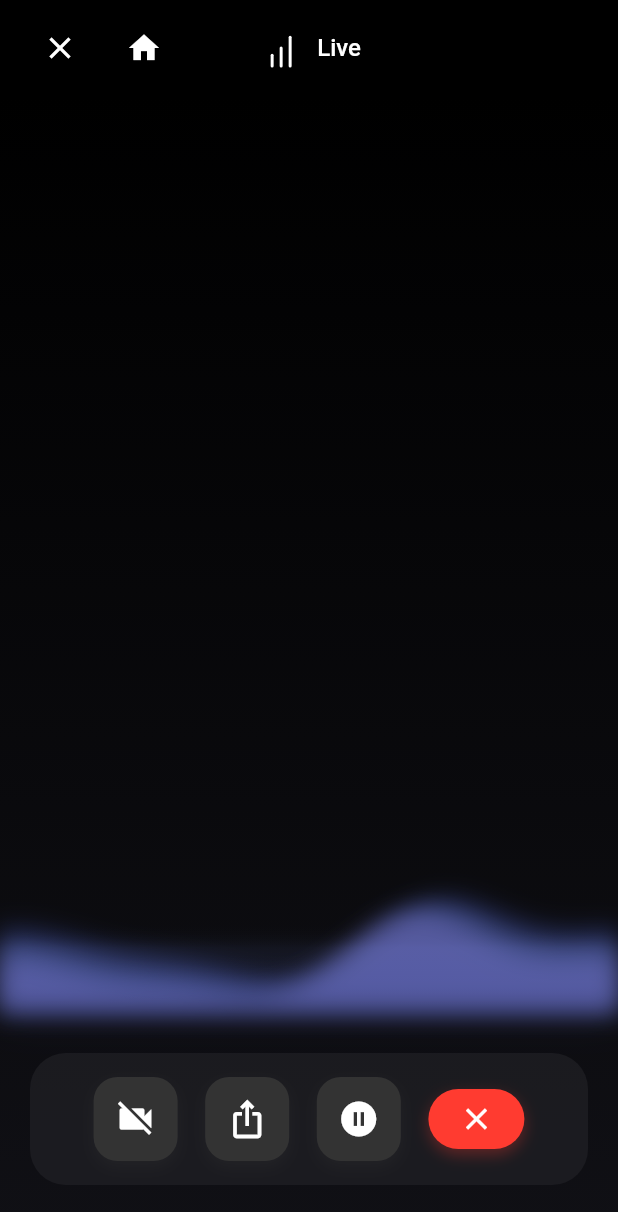
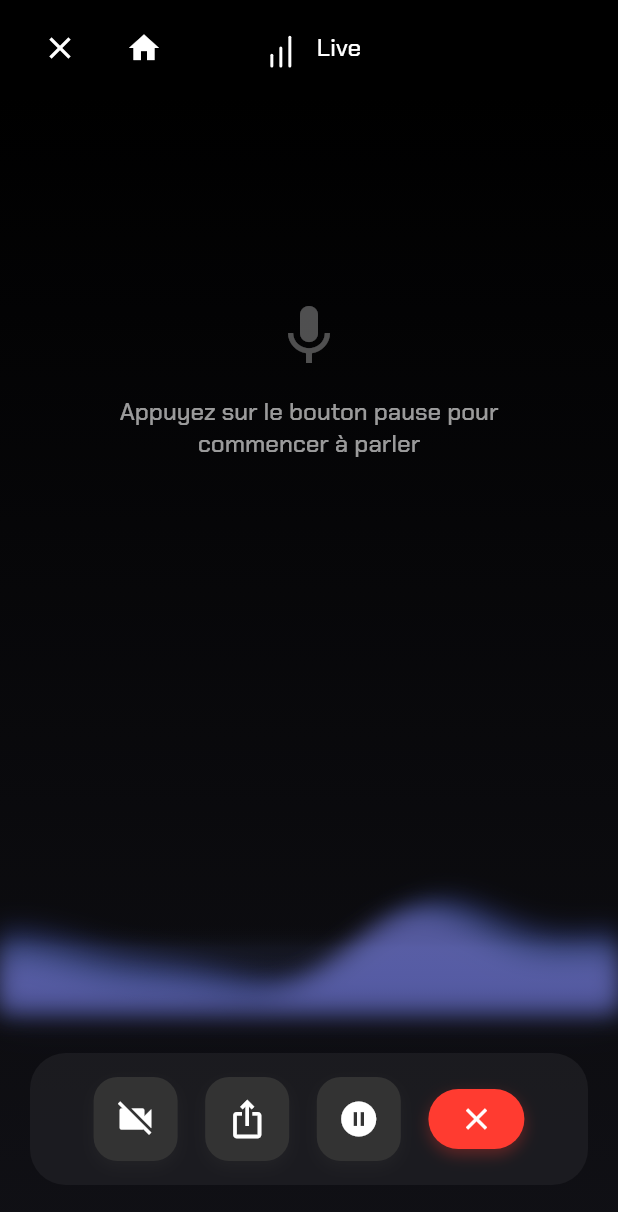
Before and after one commit to dgirard/voice_assistant, a Flutter app: the screen it shows after launch, on a phone screen of 412 x 824 dp. Shown: the top 1212 px of the screen. Run offline on Flutter 3.47's test engine with Material 2 defaults, Android fonts, the phone set to English and light mode, and no system bars; our stand-ins replace flutter_tts, permission_handler, speech_to_text.

Commit message:
✨ Ajout affichage texte temps réel avec police Chakra Petch
🎨 Nouvelles fonctionnalités:
- Widget SpeechTextDisplay pour affichage du texte en temps réel
- Police Chakra Petch intégrée (Regular, Medium, SemiBold, Bold)
- Zone de dialogue avec bulles de conversation stylisées
- Indicateur de 'réflexion' animé avec points qui pulsent
- Instructions d'utilisation quand l'app est en mode repos

🔧 Corrections techniques:
- Locale français corrigé: 'fr-FR' au lieu de 'fr_FR'
- Layout overflow résolu avec SingleChildScrollView
- Positionnement optimisé de la zone de texte
- Style cohérent avec la police Chakra Petch partout

🎯 Améliorations UX:
- Texte utilisateur affiché en temps réel pendant la reconnaissance
- Réponses assistant avec dégradé bleu et icône Android
- Animation fluide des points pendant la réflexion de l'IA
- Interface responsive qui s'adapte au contenu

🚀 Testé sur Pixel 7a avec reconnaissance vocale française

🤖 Generated with [Claude Code](https://claude.ai/code)

Co-Authored-By: Claude <noreply@anthropic.com>

```diff
--- a/lib/screens/voice_screen.dart
+++ b/lib/screens/voice_screen.dart
@@ -4,6 +4,7 @@ import '../providers/voice_assistant_provider.dart';
 import '../widgets/custom_app_bar.dart';
 import '../widgets/wave_animation.dart';
 import '../widgets/control_bar.dart';
+import '../widgets/speech_text_display.dart';
 
 class VoiceScreen extends StatefulWidget {
   const VoiceScreen({Key? key}) : super(key: key);
@@ -52,6 +53,15 @@ class _VoiceScreenState extends State<VoiceScreen> {
                     ],
                   ),
                 ),
+              ),
+
+              // Zone de texte centrale
+              Positioned(
+                top: 100,
+                left: 0,
+                right: 0,
+                bottom: 300,
+                child: const SpeechTextDisplay(),
               ),
 
               // Animation des vagues
--- a/lib/services/speech_service.dart
+++ b/lib/services/speech_service.dart
@@ -44,10 +44,10 @@ class SpeechService {
         _lastWords = result.recognizedWords;
         onResult(_lastWords);
       },
-      listenFor: Duration(seconds: 30),
-      pauseFor: Duration(seconds: 3),
+      listenFor: const Duration(seconds: 30),
+      pauseFor: const Duration(seconds: 3),
       partialResults: true,
-      localeId: "fr_FR",
+      localeId: "fr-FR",
       listenMode: ListenMode.confirmation,
     );
   }
--- a/lib/widgets/custom_app_bar.dart
+++ b/lib/widgets/custom_app_bar.dart
@@ -52,7 +52,7 @@ class CustomAppBar extends StatelessWidget implements PreferredSizeWidget {
                       color: Colors.white,
                       fontSize: 16,
                       fontWeight: FontWeight.w500,
-                      fontFamily: 'sans-serif',
+                      fontFamily: 'Chakra Petch',
                     ),
                   ),
                 ],
--- /dev/null
+++ b/lib/widgets/speech_text_display.dart
@@ -0,0 +1,230 @@
+import 'package:flutter/material.dart';
+import 'package:provider/provider.dart';
+import '../providers/voice_assistant_provider.dart';
+
+class SpeechTextDisplay extends StatelessWidget {
+  const SpeechTextDisplay({Key? key}) : super(key: key);
+
+  @override
+  Widget build(BuildContext context) {
+    return Consumer<VoiceAssistantProvider>(
+      builder: (context, provider, child) {
+        return Container(
+          padding: const EdgeInsets.symmetric(horizontal: 24, vertical: 16),
+          child: SingleChildScrollView(
+            child: Column(
+              mainAxisAlignment: MainAxisAlignment.center,
+              children: [
+              // Texte en cours de reconnaissance
+              if (provider.currentText.isNotEmpty)
+                Container(
+                  padding: const EdgeInsets.all(20),
+                  margin: const EdgeInsets.only(bottom: 16),
+                  decoration: BoxDecoration(
+                    color: Colors.white.withOpacity(0.1),
+                    borderRadius: BorderRadius.circular(16),
+                    border: Border.all(
+                      color: Colors.white.withOpacity(0.2),
+                      width: 1,
+                    ),
+                  ),
+                  child: Column(
+                    children: [
+                      Text(
+                        'Vous dites :',
+                        style: TextStyle(
+                          fontFamily: 'Chakra Petch',
+                          fontSize: 14,
+                          color: Colors.white.withOpacity(0.7),
+                          fontWeight: FontWeight.w500,
+                        ),
+                      ),
+                      const SizedBox(height: 8),
+                      Text(
+                        provider.currentText,
+                        style: const TextStyle(
+                          fontFamily: 'Chakra Petch',
+                          fontSize: 18,
+                          color: Colors.white,
+                          fontWeight: FontWeight.w600,
+                          height: 1.4,
+                        ),
+                        textAlign: TextAlign.center,
+                      ),
+                    ],
+                  ),
+                ),
+
+              // Dernière réponse de l'assistant
+              if (provider.lastResponse.isNotEmpty && provider.state != AssistantState.listening)
+                Container(
+                  padding: const EdgeInsets.all(20),
+                  decoration: BoxDecoration(
+                    gradient: LinearGradient(
+                      begin: Alignment.topLeft,
+                      end: Alignment.bottomRight,
+                      colors: [
+                        const Color(0xFF3A4A9F).withOpacity(0.3),
+                        const Color(0xFF6B7FD7).withOpacity(0.2),
+                      ],
+                    ),
+                    borderRadius: BorderRadius.circular(16),
+                    border: Border.all(
+                      color: const Color(0xFF6B7FD7).withOpacity(0.4),
+                      width: 1,
+                    ),
+                  ),
+                  child: Column(
+                    children: [
+                      Row(
+                        mainAxisAlignment: MainAxisAlignment.center,
+                        children: [
+                          Icon(
+                            Icons.android,
+                            color: Colors.white.withOpacity(0.7),
+                            size: 16,
+                          ),
+                          const SizedBox(width: 8),
+                          Text(
+                            'Assistant :',
+                            style: TextStyle(
+                              fontFamily: 'Chakra Petch',
+                              fontSize: 14,
+                              color: Colors.white.withOpacity(0.7),
+                              fontWeight: FontWeight.w500,
+                            ),
+                          ),
+                        ],
+                      ),
+                      const SizedBox(height: 8),
+                      Text(
+                        provider.lastResponse,
+                        style: const TextStyle(
+                          fontFamily: 'Chakra Petch',
+                          fontSize: 16,
+                          color: Colors.white,
+                          fontWeight: FontWeight.w500,
+                          height: 1.5,
+                        ),
+                        textAlign: TextAlign.center,
+                      ),
+                    ],
+                  ),
+                ),
+
+              // Indicateur d'état avec animation de typing
+              if (provider.state == AssistantState.thinking)
+                Container(
+                  padding: const EdgeInsets.all(16),
+                  margin: const EdgeInsets.only(top: 16),
+                  child: Row(
+                    mainAxisAlignment: MainAxisAlignment.center,
+                    children: [
+                      Text(
+                        'L\'assistant réfléchit',
+                        style: TextStyle(
+                          fontFamily: 'Chakra Petch',
+                          fontSize: 14,
+                          color: Colors.white.withOpacity(0.7),
+                          fontWeight: FontWeight.w500,
+                        ),
+                      ),
+                      const SizedBox(width: 8),
+                      SizedBox(
+                        width: 24,
+                        height: 14,
+                        child: _TypingIndicator(),
+                      ),
+                    ],
+                  ),
+                ),
+
+              // Instructions d'utilisation
+              if (provider.state == AssistantState.idle && provider.currentText.isEmpty && provider.lastResponse.isEmpty)
+                Container(
+                  padding: const EdgeInsets.all(20),
+                  child: Column(
+                    children: [
+                      Icon(
+                        Icons.mic,
+                        size: 48,
+                        color: Colors.white.withOpacity(0.3),
+                      ),
+                      const SizedBox(height: 16),
+                      Text(
+                        'Appuyez sur le bouton pause pour commencer à parler',
+                        style: TextStyle(
+                          fontFamily: 'Chakra Petch',
+                          fontSize: 16,
+                          color: Colors.white.withOpacity(0.6),
+                          fontWeight: FontWeight.w500,
+                        ),
+                        textAlign: TextAlign.center,
+                      ),
+                    ],
+                  ),
+                ),
+              ],
+            ),
+          ),
+        );
+      },
+    );
+  }
+}
+
+class _TypingIndicator extends StatefulWidget {
+  @override
+  State<_TypingIndicator> createState() => _TypingIndicatorState();
+}
+
+class _TypingIndicatorState extends State<_TypingIndicator>
+    with TickerProviderStateMixin {
+  late AnimationController _controller;
+
+  @override
+  void initState() {
+    super.initState();
+    _controller = AnimationController(
+      duration: const Duration(milliseconds: 1200),
+      vsync: this,
+    )..repeat();
+  }
+
+  @override
+  void dispose() {
+    _controller.dispose();
+    super.dispose();
+  }
+
+  @override
+  Widget build(BuildContext context) {
+    return AnimatedBuilder(
+      animation: _controller,
+      builder: (context, child) {
+        return Row(
+          mainAxisAlignment: MainAxisAlignment.center,
+          children: List.generate(3, (index) {
+            final delay = index * 0.33;
+            final animationValue = (_controller.value - delay).clamp(0.0, 1.0);
+            final opacity = (animationValue * 2).clamp(0.0, 1.0) -
+                           ((animationValue - 0.5) * 2).clamp(0.0, 1.0);
+
+            return Container(
+              margin: const EdgeInsets.symmetric(horizontal: 1),
+              child: Text(
+                '•',
+                style: TextStyle(
+                  fontFamily: 'Chakra Petch',
+                  fontSize: 14,
+                  color: Colors.white.withOpacity(opacity),
+                  fontWeight: FontWeight.bold,
+                ),
+              ),
+            );
+          }),
+        );
+      },
+    );
+  }
+}
```
Also changed, not shown: pubspec.yaml (+12 -0 lines), fonts/ChakraPetch-Bold.ttf (added), fonts/ChakraPetch-Medium.ttf (added), fonts/ChakraPetch-Regular.ttf (added), fonts/ChakraPetch-SemiBold.ttf (added).
